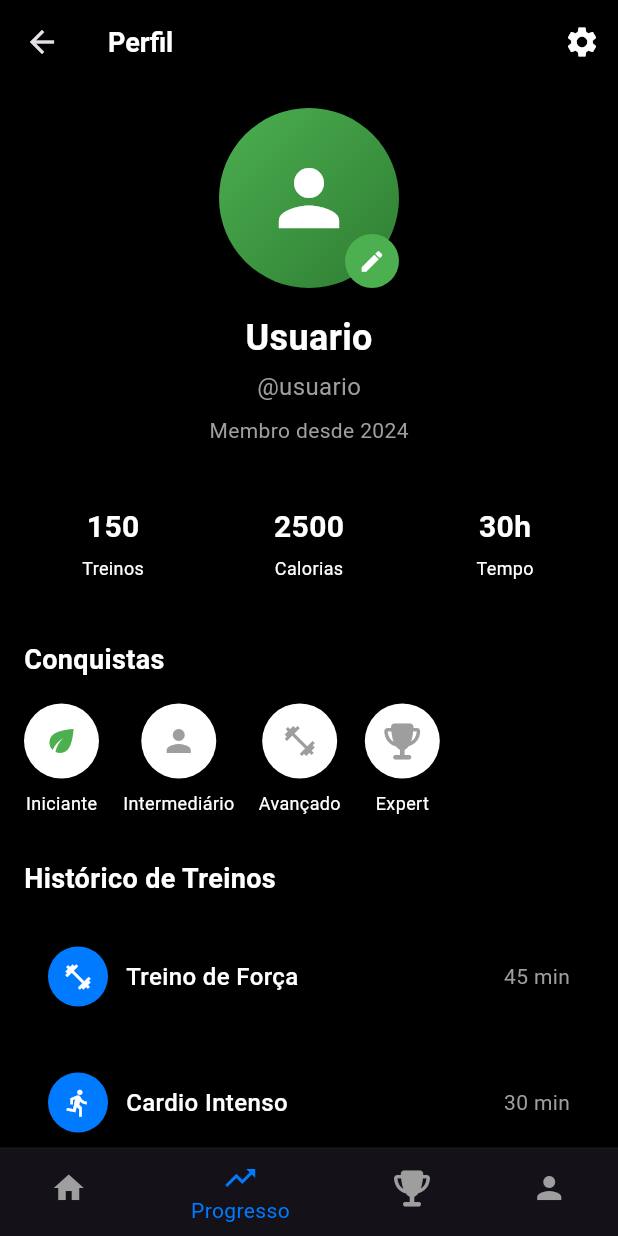
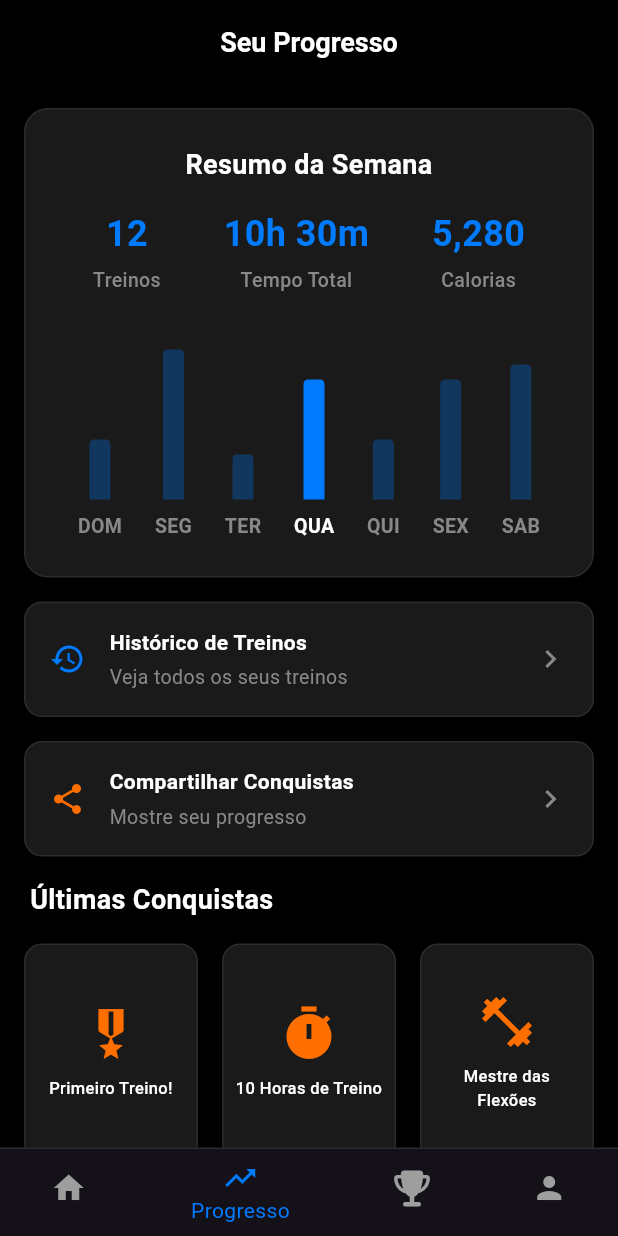
Before and after one commit to CainaZumaa/calistreet, a Flutter app: the ProfileScreen screen opened directly, item 2 of the bottom bar chosen, on a phone screen of 412 x 824 dp. Run offline on Flutter 3.47's test engine with Material 3 defaults, Android fonts, the phone set to English and light mode, and no system bars; our stand-ins replace flutter_dotenv, font_awesome_flutter, material_symbols_icons, supabase, supabase_flutter; accounts and stored records are empty.

Commit message:
🎨 style: Refatorar Home Screen, adicionar 'Meus Treinos' e estilizar Progress Screen.

```diff
--- a/lib/screens/profile_screen.dart
+++ b/lib/screens/profile_screen.dart
@@ -1,6 +1,12 @@
 import 'package:flutter/material.dart';
 import 'package:font_awesome_flutter/font_awesome_flutter.dart';
 import '../services/auth_service.dart';
+import 'progress_screen.dart';
+
+// Definindo cores comuns para consistência
+const Color primaryGreen = Color(0xFF4CAF50);
+const Color backgroundDark = Color(0xFF000000);
+const Color primaryBlue = Color(0xFF007AFF);
 
 class ProfileScreen extends StatefulWidget {
   const ProfileScreen({super.key});
@@ -10,22 +16,66 @@ class ProfileScreen extends StatefulWidget {
 }
 
 class _ProfileScreenState extends State<ProfileScreen> {
-  int _selectedIndex = 3; // Perfil é o índice 3
+  int _selectedIndex = 3;
+  Map<String, dynamic>? _userProfile;
+  bool _isLoading = true;
+
+  @override
+  void initState() {
+    super.initState();
+    _loadProfileData();
+  }
+
+  void _loadProfileData() async {
+    final userData = AuthService.currentUser;
+    if (userData != null) {
+      final userId = userData['user_id'] as String;
+
+      final profile = await AuthService.fetchUserProfile(userId);
+
+      setState(() {
+        _isLoading = false;
+        _userProfile = profile;
+      });
+    } else {
+      setState(() {
+        _isLoading = false;
+      });
+    }
+  }
+
+  // Função placeholder para alterar foto
+  void _changeProfilePicture() {
+    // TODO: Implementar lógica de seleção de imagem (image_picker) e upload para Supabase Storage
+    ScaffoldMessenger.of(context).showSnackBar(
+      const SnackBar(
+        content: Text('Funcionalidade de mudar foto em desenvolvimento.'),
+        backgroundColor: primaryBlue,
+      ),
+    );
+  }
 
   @override
   Widget build(BuildContext context) {
-    final userData = AuthService.currentUser;
-    final email = userData?['email'] ?? 'usuario@exemplo.com';
-    final userName = email.split('@')[0];
-    final displayName = userName
-        .split('.')
-        .map((word) => word[0].toUpperCase() + word.substring(1))
-        .join(' ');
+    if (_isLoading) {
+      return const Scaffold(
+        backgroundColor: backgroundDark,
+        body: Center(child: CircularProgressIndicator(color: primaryBlue)),
+      );
+    }
+
+    // Fallback: usar o nome do email se o perfil não for encontrado
+    final String defaultEmail = AuthService.currentUser?['email'] ?? 'usuario@exemplo.com';
+    final String defaultUserName = defaultEmail.split('@')[0];
+
+    // Tenta usar o nome real da tabela user_profiles (ou nome do login como fallback)
+    final String displayName = _userProfile?['name'] ?? AuthService.currentUser?['name'] ?? defaultUserName;
+    final String displayUsername = defaultUserName.toLowerCase(); // Usar o nome do email como username
 
     return Scaffold(
-      backgroundColor: const Color(0xFF000000),
+      backgroundColor: backgroundDark,
       appBar: AppBar(
-        backgroundColor: const Color(0xFF000000),
+        backgroundColor: backgroundDark,
         title: const Text(
           'Perfil',
           style: TextStyle(
@@ -45,13 +95,11 @@ class _ProfileScreenState extends State<ProfileScreen> {
         padding: const EdgeInsets.all(16),
         child: Column(
           children: [
-            _buildProfileHeader(displayName, email),
+            _buildProfileHeader(displayName, displayUsername),
             const SizedBox(height: 24),
             _buildStatsSection(),
             const SizedBox(height: 24),
             _buildAchievementsSection(),
-            const SizedBox(height: 24),
-            _buildWorkoutHistorySection(),
             const SizedBox(height: 24),
             _buildEditProfileButton(),
           ],
@@ -61,10 +109,12 @@ class _ProfileScreenState extends State<ProfileScreen> {
     );
   }
 
-  Widget _buildProfileHeader(String displayName, String email) {
+  Widget _buildProfileHeader(String displayName, String username) {
     return Column(
       children: [
-        Stack(
+        GestureDetector(
+          onTap: _changeProfilePicture,
+          child: Stack(
             children: [
               Container(
                 width: 120,
@@ -72,7 +122,7 @@ class _ProfileScreenState extends State<ProfileScreen> {
                 decoration: BoxDecoration(
                   shape: BoxShape.circle,
                   gradient: const LinearGradient(
-                  colors: [Color(0xFF4CAF50), Color(0xFF2E7D32)],
+                    colors: [primaryGreen, Color(0xFF2E7D32)],
                     begin: Alignment.topLeft,
                     end: Alignment.bottomRight,
                   ),
@@ -86,13 +136,14 @@ class _ProfileScreenState extends State<ProfileScreen> {
                   width: 36,
                   height: 36,
                   decoration: const BoxDecoration(
-                  color: Color(0xFF4CAF50),
+                    color: primaryGreen,
                     shape: BoxShape.circle,
                   ),
                   child: const Icon(Icons.edit, color: Colors.white, size: 18),
                 ),
               ),
             ],
+          ),
         ),
         const SizedBox(height: 16),
         Text(
@@ -105,7 +156,7 @@ class _ProfileScreenState extends State<ProfileScreen> {
         ),
         const SizedBox(height: 4),
         Text(
-          '@${displayName.toLowerCase().replaceAll(' ', '_')}',
+          '@$username',
           style: const TextStyle(color: Colors.grey, fontSize: 16),
         ),
         const SizedBox(height: 8),
@@ -118,13 +169,17 @@ class _ProfileScreenState extends State<ProfileScreen> {
   }
 
   Widget _buildStatsSection() {
+    final int workouts = _userProfile?['workouts_completed'] ?? 150;
+    final int calories = _userProfile?['calories_burned'] ?? 2500;
+    final String time = _userProfile?['total_time'] ?? '30h';
+
     return Row(
       children: [
-        Expanded(child: _buildStatCard('150', 'Treinos')),
+        Expanded(child: _buildStatCard(workouts.toString(), 'Treinos')),
         const SizedBox(width: 12),
-        Expanded(child: _buildStatCard('2500', 'Calorias')),
+        Expanded(child: _buildStatCard(calories.toString(), 'Calorias')),
         const SizedBox(width: 12),
-        Expanded(child: _buildStatCard('30h', 'Tempo')),
+        Expanded(child: _buildStatCard(time, 'Tempo')),
       ],
     );
   }
@@ -133,7 +188,7 @@ class _ProfileScreenState extends State<ProfileScreen> {
     return Container(
       padding: const EdgeInsets.all(16),
       decoration: BoxDecoration(
-        color: const Color(0xFF000000),
+        color: const Color(0xFF1A1A1A),
         borderRadius: BorderRadius.circular(12),
       ),
       child: Column(
@@ -149,7 +204,7 @@ class _ProfileScreenState extends State<ProfileScreen> {
           const SizedBox(height: 4),
           Text(
             label,
-            style: const TextStyle(color: Colors.white, fontSize: 12),
+            style: const TextStyle(color: Colors.grey, fontSize: 12),
           ),
         ],
       ),
@@ -177,7 +232,7 @@ class _ProfileScreenState extends State<ProfileScreen> {
               _buildAchievementBadge(
                 'Iniciante',
                 Icons.eco,
-                const Color(0xFF4CAF50),
+                primaryGreen,
               ),
               const SizedBox(width: 16),
               _buildAchievementBadge(
@@ -211,7 +266,7 @@ class _ProfileScreenState extends State<ProfileScreen> {
           width: 50,
           height: 50,
           decoration: BoxDecoration(
-            color: Colors.white,
+            color: const Color(0xFF1A1A1A),
             shape: BoxShape.circle,
           ),
           child: Icon(icon, color: color, size: 24),
@@ -222,82 +277,6 @@ class _ProfileScreenState extends State<ProfileScreen> {
     );
   }
 
-  Widget _buildWorkoutHistorySection() {
-    return Column(
-      crossAxisAlignment: CrossAxisAlignment.start,
-      children: [
-        const Text(
-          'Histórico de Treinos',
-          style: TextStyle(
-            color: Colors.white,
-            fontSize: 18,
-            fontWeight: FontWeight.bold,
-          ),
-        ),
-        const SizedBox(height: 16),
-        _buildWorkoutHistoryItem(
-          'Treino de Força',
-          '45 min',
-          Icons.fitness_center,
-        ),
-        const SizedBox(height: 12),
-        _buildWorkoutHistoryItem(
-          'Cardio Intenso',
-          '30 min',
-          Icons.directions_run,
-        ),
-        const SizedBox(height: 12),
-        _buildWorkoutHistoryItem(
-          'Flexibilidade',
-          '20 min',
-          Icons.accessibility_new,
-        ),
-      ],
-    );
-  }
-
-  Widget _buildWorkoutHistoryItem(
-    String title,
-    String duration,
-    IconData icon,
-  ) {
-    return Container(
-      padding: const EdgeInsets.all(16),
-      decoration: BoxDecoration(
-        color: const Color(0xFF000000),
-        borderRadius: BorderRadius.circular(12),
-      ),
-      child: Row(
-        children: [
-          Container(
-            width: 40,
-            height: 40,
-            decoration: const BoxDecoration(
-              color: Color(0xFF007AFF),
-              shape: BoxShape.circle,
-            ),
-            child: Icon(icon, color: Colors.white, size: 20),
-          ),
-          const SizedBox(width: 12),
-          Expanded(
-            child: Text(
-              title,
-              style: const TextStyle(
-                color: Colors.white,
-                fontSize: 16,
-                fontWeight: FontWeight.w500,
-              ),
-            ),
-          ),
-          Text(
-            duration,
-            style: const TextStyle(color: Colors.grey, fontSize: 14),
-          ),
-        ],
-      ),
-    );
-  }
-
   Widget _buildEditProfileButton() {
     return SizedBox(
       width: double.infinity,
@@ -305,7 +284,7 @@ class _ProfileScreenState extends State<ProfileScreen> {
       child: ElevatedButton(
         onPressed: () {},
         style: ElevatedButton.styleFrom(
-          backgroundColor: const Color(0xFF4CAF50),
+          backgroundColor: primaryGreen,
           shape: RoundedRectangleBorder(
             borderRadius: BorderRadius.circular(12),
           ),
@@ -325,12 +304,12 @@ class _ProfileScreenState extends State<ProfileScreen> {
   Widget _buildBottomNavigation() {
     return Container(
       decoration: const BoxDecoration(
-        color: Color(0xFF000000),
+        color: backgroundDark,
         border: Border(top: BorderSide(color: Color(0xFF1A1A1A), width: 1)),
       ),
       child: BottomNavigationBar(
-        backgroundColor: const Color(0xFF000000),
-        selectedItemColor: const Color(0xFF007AFF),
+        backgroundColor: backgroundDark,
+        selectedItemColor: primaryBlue,
         unselectedItemColor: Colors.grey,
         currentIndex: _selectedIndex,
         onTap: (index) {
@@ -362,7 +341,9 @@ class _ProfileScreenState extends State<ProfileScreen> {
         Navigator.of(context).pop();
         break;
       case 1:
-        // TODO: Navegar para Exercícios
+        Navigator.of(context).push(
+          MaterialPageRoute(builder: (context) => const ProgressScreen()),
+        );
         break;
       case 2:
         // TODO: Navegar para Desafios
--- /dev/null
+++ b/lib/screens/progress_screen.dart
@@ -0,0 +1,378 @@
+import 'package:flutter/material.dart';
+import 'package:font_awesome_flutter/font_awesome_flutter.dart';
+import 'package:material_symbols_icons/material_symbols_icons.dart';
+
+import 'profile_screen.dart';
+
+// Cores no padrão do seu app
+const Color primaryColor = Color(0xFF007AFF); // Azul - Primária para acentuação e gráfico (anteriormente Verde)
+const Color secondaryColor = Color(0xFFFF6F00); // Laranja - Mantido para Conquistas
+const Color backgroundDark = Color(0xFF000000); // Fundo Preto
+const Color cardDark = Color(0xFF1A1A1A); // Fundo do Card (Preto mais claro para contraste)
+const Color textDark = Color(0xFFFFFFFF);
+const Color subtextDark = Color(0xFF888888); // Cinza para subtexto
+const Color borderDark = Color(0xFF2C2C2C); // Borda
+
+class ProgressScreen extends StatefulWidget {
+  const ProgressScreen({super.key});
+
+  @override
+  State<ProgressScreen> createState() => _ProgressScreenState();
+}
+
+class _ProgressScreenState extends State<ProgressScreen> {
+  // Dados simulados para o resumo da semana
+  final Map<String, double> _weeklyData = {
+    'DOM': 40,
+    'SEG': 100,
+    'TER': 30,
+    'QUA': 80,
+    'QUI': 40,
+    'SEX': 80,
+    'SAB': 90,
+  };
+
+  @override
+  Widget build(BuildContext context) {
+    return Scaffold(
+      backgroundColor: backgroundDark,
+      appBar: AppBar(
+        automaticallyImplyLeading: false,
+        backgroundColor: backgroundDark,
+        elevation: 0,
+        centerTitle: true,
+        title: const Text(
+          'Seu Progresso',
+          style: TextStyle(
+            color: textDark,
+            fontSize: 18,
+            fontWeight: FontWeight.w600,
+          ),
+        ),
+      ),
+      body: SingleChildScrollView(
+        padding: const EdgeInsets.all(16),
+        child: Column(
+          children: [
+            _buildWeeklySummaryCard(),
+            const SizedBox(height: 16),
+            _buildActionButtons(),
+            const SizedBox(height: 16),
+            _buildLatestAchievements(),
+          ],
+        ),
+      ),
+      bottomNavigationBar: _buildBottomNavigation(),
+    );
+  }
+
+  Widget _buildWeeklySummaryCard() {
+    final double maxBarHeight = _weeklyData.values.reduce((a, b) => a > b ? a : b);
+
+    return Container(
+      padding: const EdgeInsets.all(24),
+      decoration: BoxDecoration(
+        color: cardDark,
+        borderRadius: BorderRadius.circular(16),
+        border: Border.all(color: borderDark, width: 1),
+      ),
+      child: Column(
+        children: [
+          const Text(
+            'Resumo da Semana',
+            style: TextStyle(
+              color: textDark,
+              fontSize: 18,
+              fontWeight: FontWeight.w600,
+            ),
+            textAlign: TextAlign.center,
+          ),
+          const SizedBox(height: 16),
+
+          // 1. Métricas Principais
+          Row(
+            mainAxisAlignment: MainAxisAlignment.spaceAround,
+            children: [
+              _buildMetric('12', 'Treinos', primaryColor),
+              _buildMetric('10h 30m', 'Tempo Total', primaryColor),
+              _buildMetric('5,280', 'Calorias', primaryColor),
+            ],
+          ),
+
+          // 2. Gráfico de Barras
+          const SizedBox(height: 24),
+          SizedBox(
+            height: 140,
+            child: Row(
+              mainAxisAlignment: MainAxisAlignment.spaceAround,
+              crossAxisAlignment: CrossAxisAlignment.end,
+              children: _weeklyData.entries.map((entry) {
+                // Normaliza a altura da barra em relação ao valor máximo
+                final double normalizedHeight = entry.value / maxBarHeight;
+
+                return _buildBar(
+                  heightRatio: normalizedHeight,
+                  label: entry.key,
+                  isActive: entry.key == 'QUA',
+                );
+              }).toList(),
+            ),
+          ),
+        ],
+      ),
+    );
+  }
+
+  Widget _buildMetric(String value, String label, Color color) {
+    return Column(
+      children: [
+        Text(
+          value,
+          style: TextStyle(
+            color: color,
+            fontSize: 24,
+            fontWeight: FontWeight.bold,
+          ),
+        ),
+        const SizedBox(height: 4),
+        Text(
+          label,
+          style: TextStyle(
+            color: subtextDark,
+            fontSize: 13,
+            fontWeight: FontWeight.w500,
+          ),
+        ),
+      ],
+    );
+  }
+
+  Widget _buildBar({
+    required double heightRatio,
+    required String label,
+    bool isActive = false,
+  }) {
+    // Define a cor da barra (ativa ou inativa)
+    final barColor = isActive ? primaryColor : primaryColor.withOpacity(0.3);
+    // Altura máxima do gráfico é 100% da altura do SizedBox pai
+    final double barHeight = 100 * heightRatio;
+
+    return Column(
+      mainAxisAlignment: MainAxisAlignment.end,
+      children: [
+        Container(
+          width: 14, // Largura fixa para cada barra
+          height: barHeight,
+          decoration: BoxDecoration(
+            color: barColor,
+            borderRadius: const BorderRadius.only(
+              topLeft: Radius.circular(3),
+              topRight: Radius.circular(3),
+            ),
+          ),
+        ),
+        const SizedBox(height: 8),
+        Text(
+          label,
+          style: TextStyle(
+            color: isActive ? textDark : subtextDark,
+            fontSize: 13,
+            fontWeight: FontWeight.bold,
+          ),
+        ),
+      ],
+    );
+  }
+
+  Widget _buildActionButtons() {
+    return Column(
+      children: [
+        // Botão Histórico de Treinos
+        _buildActionButton(
+          title: 'Histórico de Treinos',
+          subtitle: 'Veja todos os seus treinos',
+          icon: Icons.history,
+          iconColor: primaryColor,
+          onTap: () { /* TODO: Navegar para Histórico */ },
+        ),
+        const SizedBox(height: 16),
+        // Botão Compartilhar Conquistas
+        _buildActionButton(
+          title: 'Compartilhar Conquistas',
+          subtitle: 'Mostre seu progresso',
+          icon: Icons.share,
+          iconColor: secondaryColor,
+          onTap: () { /* TODO: Implementar compartilhamento */ },
+        ),
+      ],
+    );
+  }
+
+  Widget _buildActionButton({
+    required String title,
+    required String subtitle,
+    required IconData icon,
+    required Color iconColor,
+    required VoidCallback onTap,
+  }) {
+    return InkWell(
+      onTap: onTap,
+      borderRadius: BorderRadius.circular(12),
+      child: Container(
+        padding: const EdgeInsets.all(16),
+        decoration: BoxDecoration(
+          color: cardDark,
+          borderRadius: BorderRadius.circular(12),
+          border: Border.all(color: borderDark, width: 1),
+        ),
+        child: Row(
+          mainAxisAlignment: MainAxisAlignment.spaceBetween,
+          children: [
+            Row(
+              children: [
+                Icon(icon, color: iconColor, size: 24),
+                const SizedBox(width: 16),
+                Column(
+                  crossAxisAlignment: CrossAxisAlignment.start,
+                  children: [
+                    Text(
+                      title,
+                      style: const TextStyle(
+                        color: textDark,
+                        fontWeight: FontWeight.w600,
+                      ),
+                    ),
+                    const SizedBox(height: 4),
+                    Text(
+                      subtitle,
+                      style: TextStyle(color: subtextDark, fontSize: 13),
+                    ),
+                  ],
+                ),
+              ],
+            ),
+            Icon(Icons.chevron_right, color: subtextDark),
+          ],
+        ),
+      ),
+    );
+  }
+
+  Widget _buildLatestAchievements() {
+    return Column(
+      crossAxisAlignment: CrossAxisAlignment.start,
+      children: [
+        const Padding(
+          padding: EdgeInsets.only(bottom: 16.0, left: 4),
+          child: Text(
+            'Últimas Conquistas',
+            style: TextStyle(
+              color: textDark,
+              fontSize: 18,
+              fontWeight: FontWeight.bold,
+            ),
+          ),
+        ),
+        GridView.count(
+          crossAxisCount: 3,
+          crossAxisSpacing: 16,
+          mainAxisSpacing: 16,
+          shrinkWrap: true,
+          physics: const NeverScrollableScrollPhysics(),
+          childAspectRatio: 0.8, // Para acomodar o ícone e o texto
+          children: [
+            _buildAchievementCard('Primeiro Treino!', Icons.military_tech, secondaryColor),
+            _buildAchievementCard('10 Horas de Treino', Icons.timer, secondaryColor),
+            _buildAchievementCard('Mestre das Flexões', Icons.fitness_center, secondaryColor),
+          ],
+        ),
+      ],
+    );
+  }
+
+  Widget _buildAchievementCard(String title, IconData icon, Color color) {
+    return Container(
+      padding: const EdgeInsets.all(8),
+      decoration: BoxDecoration(
+        color: cardDark,
+        borderRadius: BorderRadius.circular(12),
+        border: Border.all(color: borderDark, width: 1),
+      ),
+      child: Column(
+        mainAxisAlignment: MainAxisAlignment.center,
+        children: [
+          Icon(icon, color: color, size: 40),
+          const SizedBox(height: 8),
+          Text(
+            title,
+            textAlign: TextAlign.center,
+            style: const TextStyle(
+              color: textDark,
+              fontSize: 11,
+              fontWeight: FontWeight.w500,
+            ),
+          ),
+        ],
+      ),
+    );
+  }
+
+  Widget _buildBottomNavigation() {
+    // Usamos o índice 1 (Progresso) como ativo/selecionado
+    const int progressIndex = 1;
+
+    return Container(
+      decoration: BoxDecoration(
+        color: backgroundDark,
+        border: Border(top: BorderSide(color: borderDark, width: 1)),
+      ),
+      child: BottomNavigationBar(
+        backgroundColor: backgroundDark,
+        selectedItemColor: primaryColor,
+        unselectedItemColor: Colors.grey,
+        currentIndex: progressIndex, // Define 'Progresso' como ativo
+        onTap: (index) {
+          // A lógica principal de navegação deve estar na HomeScreen,
+          // mas vamos replicar a estrutura para permitir a navegação de volta.
+          if (index != progressIndex) {
+            _navigateToScreen(index);
+          }
+        },
+        items: const [
+          BottomNavigationBarItem(icon: Icon(Icons.home), label: 'Início'),
+          BottomNavigationBarItem(
+            icon: Icon(Icons.trending_up), // Ícone de Progresso
+            label: 'Progresso',
+          ),
+          BottomNavigationBarItem(
+            icon: Icon(FontAwesomeIcons.trophy),
+            label: 'Desafios',
+          ),
+          BottomNavigationBarItem(icon: Icon(Icons.person), label: 'Perfil'),
+        ],
+      ),
+    );
+  }
+
+  void _navigateToScreen(int index) {
+    switch (index) {
+      case 0:
+        // Volta para Home e reseta o índice
+        Navigator.of(context).pop();
+        break;
+      case 1:
+        Navigator.of(context).push(
+          MaterialPageRoute(builder: (context) => const ProgressScreen()),
+        );
+        break;
+      case 2:
+        // TODO: Navegar para Desafios
+        break;
+      case 3:
+        Navigator.of(
+          context,
+        ).push(MaterialPageRoute(builder: (context) => const ProfileScreen()));
+        break;
+    }
+  }
+}
```
Also changed, not shown: lib/screens/home_screen.dart (+85 -23 lines). Lines whose indentation alone changed are shown as unchanged.
